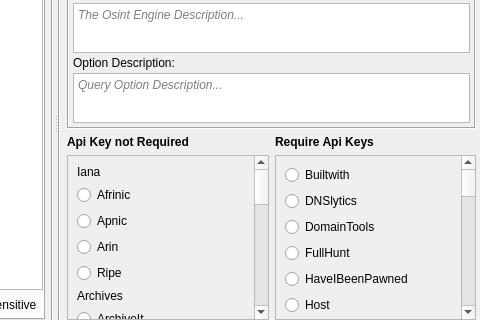
Qt form gui/src/engines/raw/Raw.ui (3nock/OTE) before a commit; both pictures show x 454 to 934 and y 158 to 478 of the 934 by 478 pixel window.
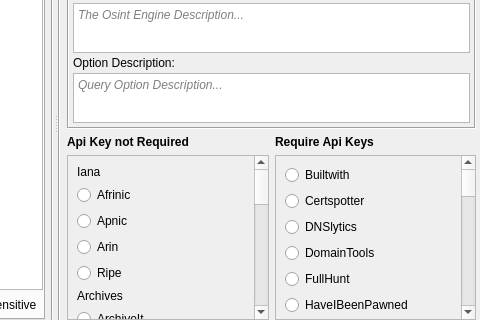
The same form after that commit.

Commit message: refactoring cert osint modules...

```diff
--- a/gui/src/engines/raw/Raw.ui
+++ b/gui/src/engines/raw/Raw.ui
@@ -925,7 +925,7 @@
                   <x>0</x>
                   <y>0</y>
                   <width>169</width>
-                  <height>978</height>
+                  <height>1001</height>
                  </rect>
                 </property>
                 <layout class="QVBoxLayout" name="verticalLayout_6">
@@ -936,6 +936,13 @@
                    </property>
                   </widget>
                  </item>
+                 <item>
+                  <widget class="QRadioButton" name="moduleCertspotter">
+                   <property name="text">
+                    <string>Certspotter</string>
+                   </property>
+                  </widget>
+                 </item>
                  <item>
                   <widget class="QRadioButton" name="moduleDnslytics">
                    <property name="text">
```
Left out of the diff: 6 changed lines with no effect on the pictures. The commit also changes 27 other files.
